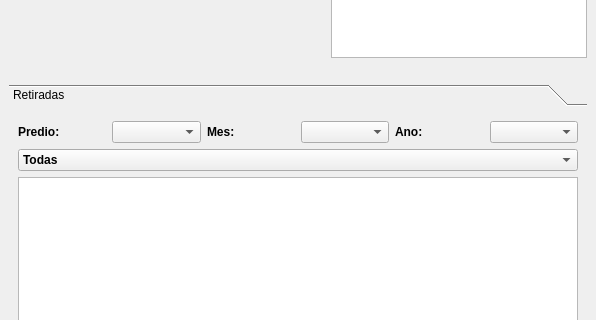
walkermarcos/Chaves, file nivel2.ui: the form before one commit; both pictures show x 0 to 596 and y 122 to 442 of the 596 by 566 pixel window.
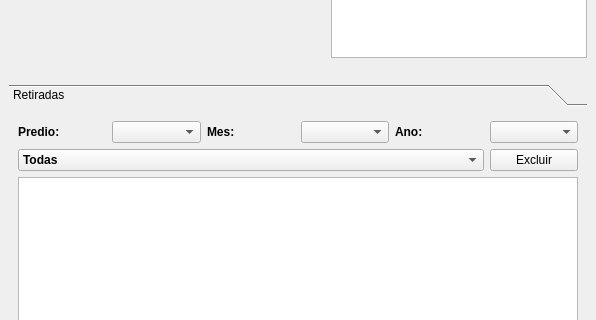
The form after the commit. The open tabs and pages were chosen to show the change. Icons and pictures are not drawn.

The edit to the form file:
```diff
--- a/nivel2.ui
+++ b/nivel2.ui
@@ -174,31 +174,6 @@
         <item row="1" column="5">
          <widget class="QComboBox" name="comboBox_4"/>
         </item>
-        <item row="2" column="0" colspan="6">
-         <widget class="QComboBox" name="comboBox_2">
-          <property name="font">
-           <font>
-            <weight>75</weight>
-            <bold>true</bold>
-           </font>
-          </property>
-          <item>
-           <property name="text">
-            <string>Todas</string>
-           </property>
-          </item>
-          <item>
-           <property name="text">
-            <string>Em aberto</string>
-           </property>
-          </item>
-          <item>
-           <property name="text">
-            <string>Encerradas</string>
-           </property>
-          </item>
-         </widget>
-        </item>
         <item row="3" column="0" colspan="6">
          <widget class="QTableWidget" name="tableWidget">
           <property name="maximumSize">
@@ -224,6 +199,38 @@
           </attribute>
          </widget>
         </item>
+        <item row="2" column="0" colspan="5">
+         <widget class="QComboBox" name="comboBox_2">
+          <property name="font">
+           <font>
+            <weight>75</weight>
+            <bold>true</bold>
+           </font>
+          </property>
+          <item>
+           <property name="text">
+            <string>Todas</string>
+           </property>
+          </item>
+          <item>
+           <property name="text">
+            <string>Em aberto</string>
+           </property>
+          </item>
+          <item>
+           <property name="text">
+            <string>Encerradas</string>
+           </property>
+          </item>
+         </widget>
+        </item>
+        <item row="2" column="5">
+         <widget class="QPushButton" name="pushButton_4">
+          <property name="text">
+           <string>Excluir</string>
+          </property>
+         </widget>
+        </item>
        </layout>
       </widget>
       <widget class="QWidget" name="cad">
```
Left out of the diff: 12 changed lines with no effect on the pictures.
